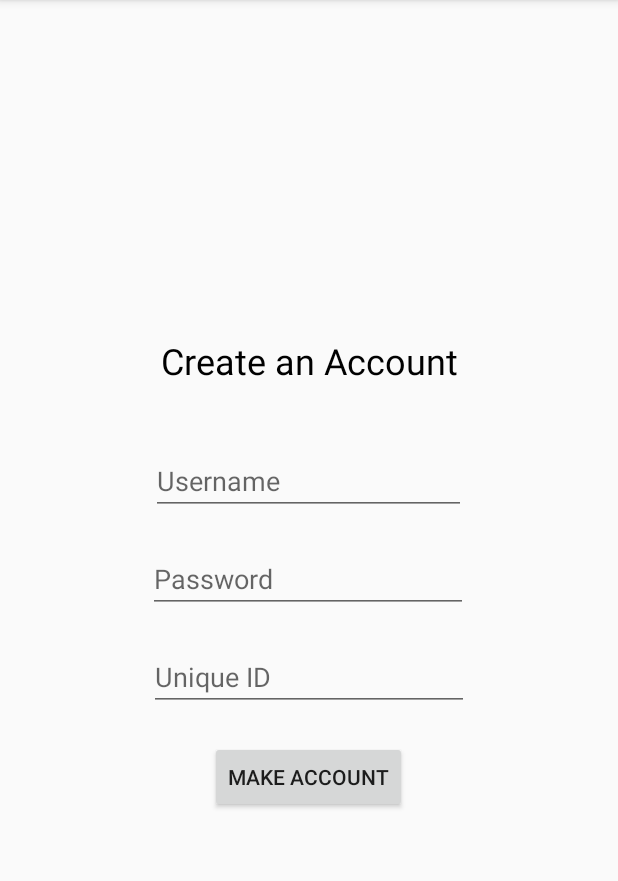
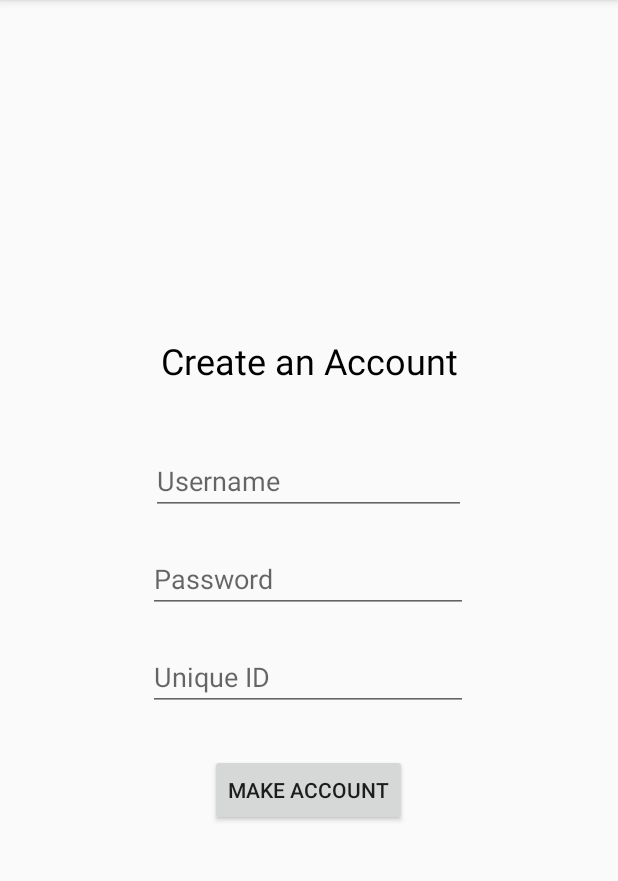
Before and after one commit to arjun11verma/FlowersHackathon, an Android app: the screen it shows after launch (MainActivity), after a tap on "CLICK TO CREATE AN ACCOUNT!", on a phone screen of 412 x 824 dp, the part 84-965 px from its top. Run offline under Robolectric (Android 15) with nearby library versions, the phone set to English and light mode, and no system bars; our stand-ins replace Firebase (no records; nobody signed in at launch, a user with empty details on screens opened directly); libraries missing offline, so code that uses them is left out: io.particle.android; 3 statements that could not run were skipped; 1 other tap on this screen came first.

Commit message:
tiny change

```diff
--- a/ParticlePhoton/app/src/main/res/layout/signup.xml
+++ b/ParticlePhoton/app/src/main/res/layout/signup.xml
@@ -51,10 +51,12 @@
         android:layout_height="wrap_content"
         android:layout_marginTop="20dp"
         android:text="Make Account"
+        app:layout_constraintBottom_toBottomOf="parent"
         app:layout_constraintEnd_toEndOf="parent"
         app:layout_constraintHorizontal_bias="0.498"
         app:layout_constraintStart_toStartOf="parent"
-        app:layout_constraintTop_toBottomOf="@+id/unique" />
+        app:layout_constraintTop_toBottomOf="@+id/unique"
+        app:layout_constraintVertical_bias="0.037" />
 
     <EditText
         android:id="@+id/unique"
@@ -64,8 +66,11 @@
         android:ems="10"
         android:hint="Unique ID"
         android:inputType="textPersonName"
+        app:layout_constraintBottom_toBottomOf="parent"
         app:layout_constraintEnd_toEndOf="parent"
+        app:layout_constraintHorizontal_bias="0.497"
         app:layout_constraintStart_toStartOf="parent"
-        app:layout_constraintTop_toBottomOf="@+id/createPassword" />
+        app:layout_constraintTop_toBottomOf="@+id/createPassword"
+        app:layout_constraintVertical_bias="0.0" />
 
 </androidx.constraintlayout.widget.ConstraintLayout>
```
